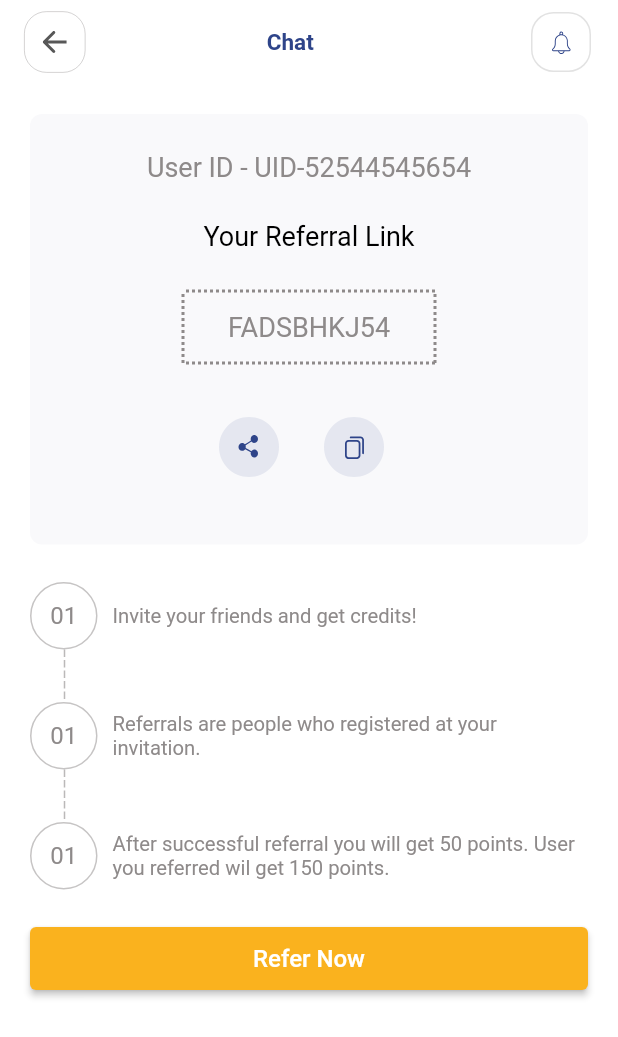
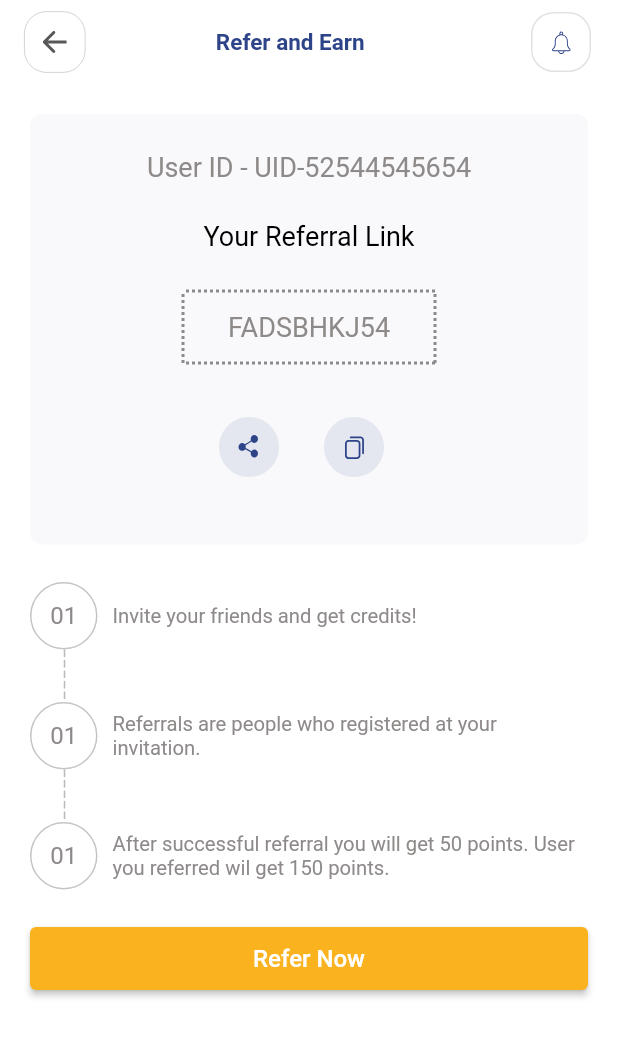
Before and after one commit to asmitranjansinha/rentaroof, a Flutter app: the ReferNEarn screen opened directly, on a phone screen of 412 x 824 dp. Shown: the top 1037 px of the screen. Run offline on Flutter 3.47's test engine with Material 2 defaults, Android fonts, the phone set to English and light mode, and no system bars; our stand-ins replace cached_network_image, carousel_slider, flutter_svg, shared_preferences, shimmer; missing offline and left inert: circular_bottom_navigation; accounts and stored records are empty.

Commit message:
minor text changes

```diff
--- a/lib/Screens/refer_n_earn.dart
+++ b/lib/Screens/refer_n_earn.dart
@@ -55,7 +55,7 @@ class _ReferNEarnState extends State<ReferNEarn> {
               child: Align(
                 alignment: Alignment.center,
                 child: Text(
-                  "Chat",
+                  "Refer and Earn",
                   style: mainHeadingTS,
                 ),
               ),
```
Also changed, not shown: lib/Utils/common.dart (+0 -8 lines).
